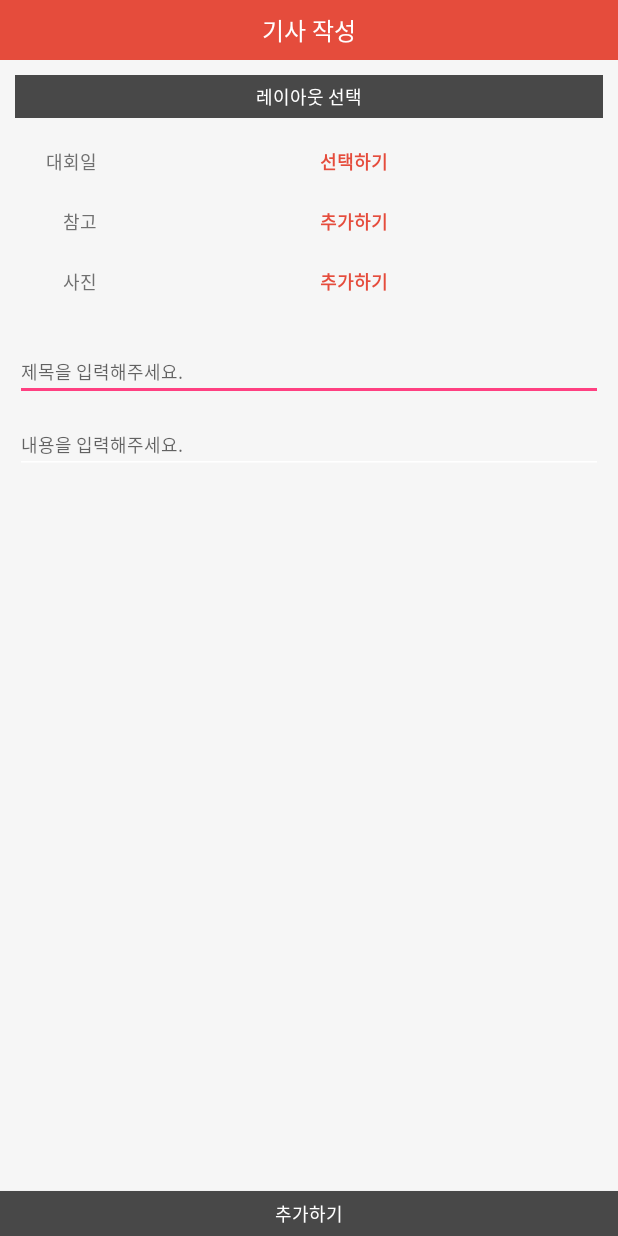
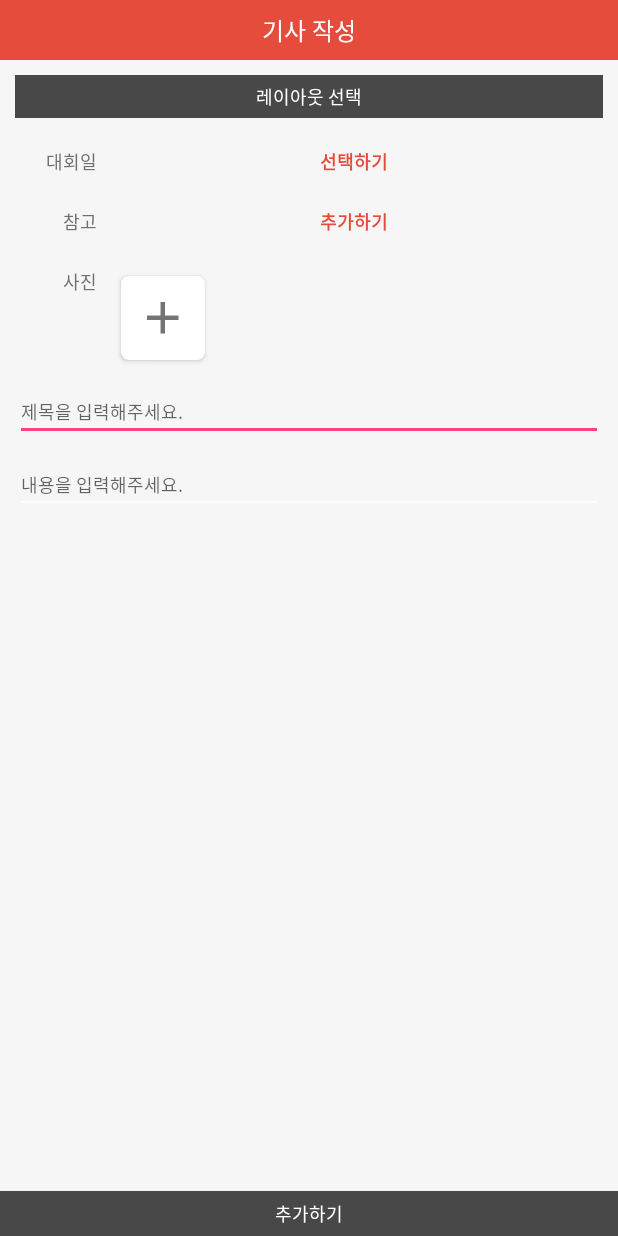
Before and after one commit to pooi/PageConnected, an Android app: the AddArticleActivity screen opened directly, with no data from a screen before it, on a phone screen of 412 x 824 dp. Run offline under Robolectric (Android 15) with nearby library versions, the phone set to English and light mode, and no system bars; our stand-ins replace Picasso, Volley; libraries missing offline, so code that uses them is left out: com.afollestad.materialdialogs, com.rengwuxian.materialedittext; plain views replace MaterialEditText; pictures from the network do not load; 5 statements that could not run were skipped.

Commit message:
기능 수정   * 기사 및 칼럼 추가 시 이미지를 최대 2개까지 추가할 수 있도록 수정

```diff
--- a/app/src/main/res/layout/activity_add_article.xml
+++ b/app/src/main/res/layout/activity_add_article.xml
@@ -157,57 +157,50 @@
                         android:layout_height="wrap_content"
                         >
 
-                        <LinearLayout
-                            android:id="@+id/li_photo_field"
+                        <HorizontalScrollView
+                            android:id="@+id/sv_member"
                             android:layout_width="match_parent"
                             android:layout_height="wrap_content"
-                            android:orientation="vertical"
+                            android:layout_toLeftOf="@+id/show_apply_member_btn"
+                            android:paddingLeft="5dp"
                             >
 
                             <LinearLayout
+                                android:id="@+id/li_photo_field"
                                 android:layout_width="match_parent"
                                 android:layout_height="wrap_content"
                                 android:orientation="horizontal"
+                                android:gravity="center_vertical"
                                 >
 
-                                <TextView
-                                    android:id="@+id/add_photo_btn"
-                                    android:layout_width="match_parent"
+                                <android.support.v7.widget.CardView
+                                    android:id="@+id/cv_add_photo"
+                                    android:layout_width="wrap_content"
                                     android:layout_height="wrap_content"
-                                    android:text="@string/add"
-                                    android:textColor="@color/colorPrimary"
-                                    android:textStyle="bold"
-                                    android:textSize="12sp"
-                                    android:gravity="center"
-                                    android:layout_marginBottom="3dp"
-                                    android:layout_weight="1"
-                                    />
+                                    app:cardCornerRadius="5dp"
+                                    android:layout_margin="5dp"
+                                    >
 
-                                <TextView
-                                    android:id="@+id/delete_photo_btn"
-                                    android:layout_width="match_parent"
-                                    android:layout_height="wrap_content"
-                                    android:text="@string/delete"
-                                    android:textColor="@color/colorPrimary"
-                                    android:textStyle="bold"
-                                    android:textSize="12sp"
-                                    android:gravity="center"
-                                    android:layout_marginBottom="3dp"
-                                    android:layout_weight="1"
-                                    android:visibility="gone"
-                                    />
+                                    <RelativeLayout
+                                        android:layout_width="wrap_content"
+                                        android:layout_height="wrap_content">
+
+                                        <ImageView
+                                            android:id="@+id/add_photo_btn"
+                                            android:layout_width="wrap_content"
+                                            android:layout_height="wrap_content"
+                                            android:src="@drawable/ic_plus_grey600_36dp"
+                                            android:padding="10dp"
+                                            android:layout_centerInParent="true"
+                                            />
+
+                                    </RelativeLayout>
+
+                                </android.support.v7.widget.CardView>
 
                             </LinearLayout>
 
-                            <ImageView
-                                android:id="@+id/img_photo"
-                                android:layout_width="match_parent"
-                                android:layout_height="wrap_content"
-                                android:layout_margin="5dp"
-                                android:scaleType="fitCenter"
-                                />
-
-                        </LinearLayout>
+                        </HorizontalScrollView>
 
                     </RelativeLayout>
 
--- a/app/src/main/res/values/strings.xml
+++ b/app/src/main/res/values/strings.xml
@@ -98,8 +98,8 @@
 
     <!-- Add Column Activity -->
     <string name="write_column">칼럼 작성</string>
-    <string name="successfully_posted_column">성공적으로 기사를 등록하였습니다.</string>
-    <string name="failed_register_column">기사를 등록하는데 실패하였습니다.</string>
+    <string name="successfully_posted_column">성공적으로 칼럼을 등록하였습니다.</string>
+    <string name="failed_register_column">칼럼을 등록하는데 실패하였습니다.</string>
 
     <!-- Add Photo Activity -->
     <string name="upload_photo">사진 등록</string>
```
Also changed, not shown: app/src/main/java/ga/pageconnected/pageconnected/activity/add/AddArticleActivity.java (+81 -28 lines), app/src/main/java/ga/pageconnected/pageconnected/activity/add/AddColumnActivity.java (+78 -28 lines), app/src/main/res/layout/activity_add_column.xml (+29 -37 lines), 1 other file.
